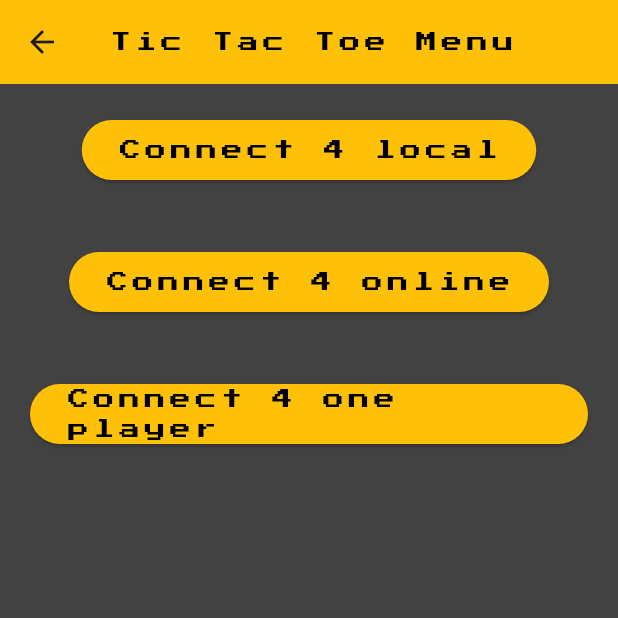
After one commit to emmanuelfv/game_demos, a Flutter app: the Connect4MenuScreen screen opened directly, on a phone screen of 412 x 824 dp, the top half of it. The commit adds this screen. Run offline on Flutter 3.47's test engine with Material 3 defaults, Android fonts, the phone set to English and light mode, and no system bars; our stand-ins replace google_fonts; missing offline and left inert: stomp_dart_client.

Commit message:
added websocket POC

```diff
--- a/lib/config/api_config.dart
+++ b/lib/config/api_config.dart
@@ -1,4 +1,6 @@
 class ApiConfig {
   static const String baseUrl = 'http://192.168.50.151:8080'; // update with your backend URL
   static String token = '';
+
+  static const String websocketEndpoint = 'ws-game'; // WebSocket endpoint
 }
--- /dev/null
+++ b/lib/connect4/presentation/menu/menu_grid.dart
@@ -0,0 +1,46 @@
+import 'package:flutter/material.dart';
+import 'package:game_demos/widgets-common/menu_button_widget.dart';
+import 'package:game_demos/connect4/presentation/grid/grid_screen.dart';
+import 'package:game_demos/services/websocket/websocket_service.dart';
+
+
+class Connect4MenuScreen extends StatelessWidget {
+  const Connect4MenuScreen({super.key});
+
+  @override
+  Widget build(BuildContext context) {
+    return Scaffold(
+      appBar: AppBar(
+        title: const Text('Tic Tac Toe Menu'),
+      ),
+      body: Column(
+        children: [
+          MenuButton(
+            text: 'Connect 4 local',
+            onPressed: () {
+              Navigator.push(
+                context,
+                MaterialPageRoute(builder: (context) => const Connect4Screen())
+              );
+            },
+          ),
+          MenuButton(
+            text: 'Connect 4 online',
+            onPressed: () {
+              stompClient.activate();
+            },
+          ),
+          MenuButton(
+            text: 'Connect 4 one player',
+            onPressed: () {
+              Navigator.push(
+                context,
+                MaterialPageRoute(builder: (context) => const Connect4Screen())
+              );
+            },
+          ),
+        ],
+      ),
+    );
+  }
+}
--- /dev/null
+++ b/lib/services/websocket/websocket_service.dart
@@ -0,0 +1,37 @@
+import 'dart:convert';
+
+import 'package:stomp_dart_client/stomp_dart_client.dart';
+import 'package:game_demos/config/api_config.dart';
+
+
+void onConnect(StompFrame frame) {
+  stompClient.subscribe(
+    destination: '/game/connect4',
+    callback: (frame) {
+      // Received a message from the server
+      if (frame.body != null) {
+        Map<String, dynamic> message = json.decode(frame.body!);
+        print('Received message: $message');
+        // Handle the received game status or move
+      }
+    },
+  );
+
+  // Send a message to the server
+  // This could be a player's move, for example.
+  stompClient.send(
+    destination: '/app/make-move',
+    body: json.encode({'player': 'Player1', 'move': 'e4'}),
+    headers: {},
+  );
+}
+
+final stompClient = StompClient(
+  config: StompConfig(
+    url: '${ApiConfig.baseUrl}/${ApiConfig.websocketEndpoint}',
+    onConnect: onConnect,
+    onWebSocketError: (dynamic error) => print(error.toString()),
+    stompConnectHeaders: {'Authorization': '${ApiConfig.token}'}, // If you have auth
+    webSocketConnectHeaders: {'Authorization': '${ApiConfig.token}'}, // If you have auth
+  ),
+);
--- a/pubspec.yaml
+++ b/pubspec.yaml
@@ -33,6 +33,7 @@ dependencies:
   google_fonts: ^6.3.1
   avatar_glow: ^3.0.1
   http: ^1.0.0
+  stomp_dart_client: ^2.1.3
 
   # The following adds the Cupertino Icons font to your application.
   # Use with the CupertinoIcons class for iOS style icons.
```
Also changed, not shown: pubspec.lock.
